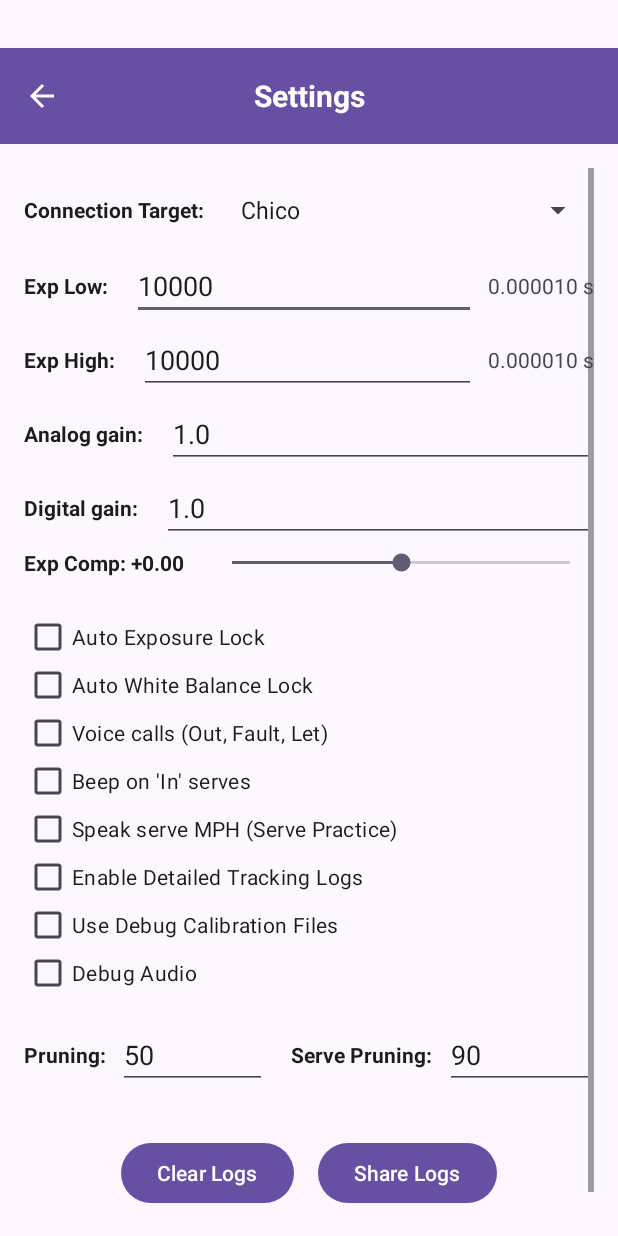
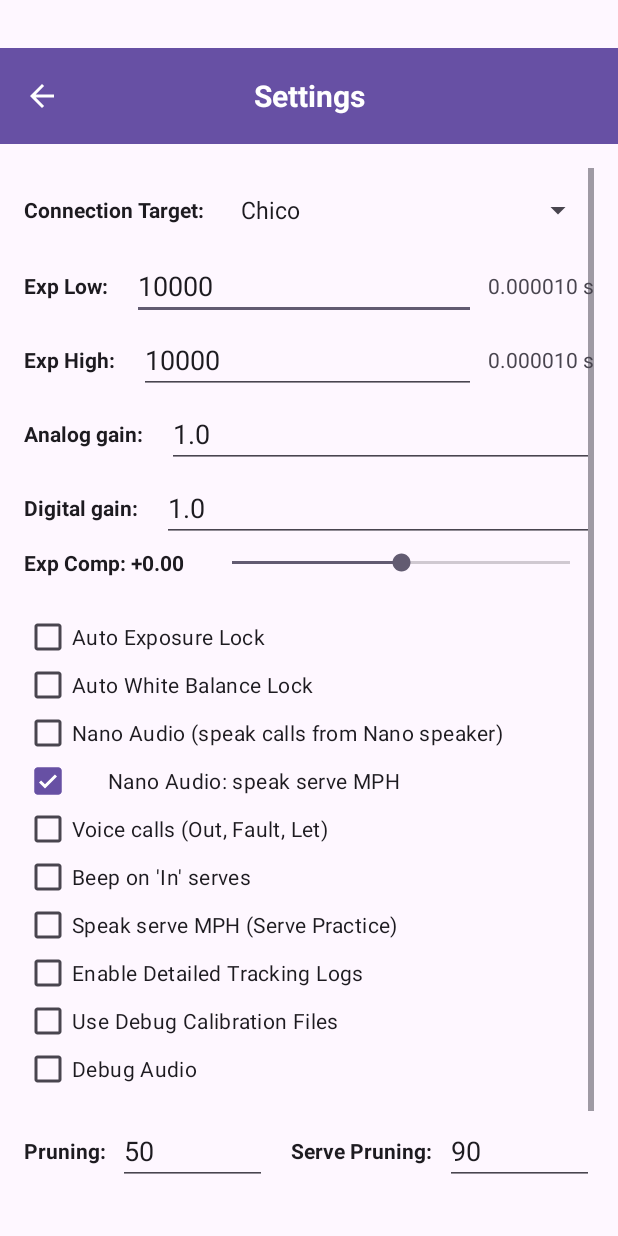
Before and after one commit to murveit/TGConnect, an Android app: the screen it shows after launch (SettingsActivity), after a tap on "Settings", on a phone screen of 412 x 824 dp. Run offline under Robolectric (Android 15) with nearby library versions, the light colour scheme and no system bars.

Commit message:
Nano audio option

```diff
--- a/app/src/main/java/com/murveit/tgcontrol/CommunicationService.java
+++ b/app/src/main/java/com/murveit/tgcontrol/CommunicationService.java
@@ -117,6 +117,8 @@ public class CommunicationService extends Service {
     // Set to currentTimeMillis() when tryPlayEarlyAudio fires so processTrackEventJson() can
     // detect that early audio already handled the event and skip its fallback speech call.
     static volatile long lastEarlyAudioFiredMs = 0;
+    // True when the Nano is handling audio output directly; app audio is suppressed.
+    static volatile boolean nanoAudioActive = false;
 
     public static void setEarlyAudioEngine(FastSpeechEngine engine) {
         earlyAudioEngine = engine;
@@ -589,6 +591,7 @@ public class CommunicationService extends Service {
     }
 
     private void tryPlayEarlyAudio(String jsonStr) {
+        if (nanoAudioActive) return;  // Nano is speaking; suppress app audio.
         FastSpeechEngine engine = earlyAudioEngine;
         if (engine == null) return;
         if (!"SERVE_PRACTICE".equals(activeTennisMode)) return;
--- a/app/src/main/java/com/murveit/tgcontrol/MainActivity.java
+++ b/app/src/main/java/com/murveit/tgcontrol/MainActivity.java
@@ -110,7 +110,7 @@ public class MainActivity extends AppCompatActivity {
 
     private static final String Emulator_HOST = "10.0.2.2";
     private static final String TG_AP_HOST = "10.42.0.1";
-    private static final String TG_CHICO_HOST = "192.168.86.43";
+    private static final String TG_CHICO_HOST = "192.168.86.40";
     private static final String LOCAL_HOST = "localhost";
 
     private static final int REQUEST_CODE_POST_NOTIFICATIONS = 101;
@@ -168,6 +168,21 @@ public class MainActivity extends AppCompatActivity {
     private TextView tvNetworkStatus;
     private ConnectivityManager connectivityManager;
     private ConnectivityManager.NetworkCallback mainActivityNetworkCallback;
+
+    // Sends SET_NANO_AUDIO to the Nano immediately when the preference changes while tracking.
+    private final SharedPreferences.OnSharedPreferenceChangeListener nanoAudioPrefListener =
+            (prefs, key) -> {
+                if (SettingsActivity.KEY_NANO_AUDIO.equals(key) ||
+                        SettingsActivity.KEY_NANO_AUDIO_SPEAK_MPH.equals(key)) {
+                    if (CommunicationService.isTracking) {
+                        boolean enabled = prefs.getBoolean(SettingsActivity.KEY_NANO_AUDIO, false);
+                        boolean speakMph = prefs.getBoolean(SettingsActivity.KEY_NANO_AUDIO_SPEAK_MPH, true);
+                        sendCommand("SET_NANO_AUDIO:" + (enabled ? "1" : "0")
+                                + ",SPEAK_MPH=" + (speakMph ? "1" : "0") + "\n");
+                        CommunicationService.nanoAudioActive = enabled;
+                    }
+                }
+            };
 
     // Hardware Audio Engines
     private TextToSpeech textToSpeech;
@@ -534,6 +549,16 @@ public class MainActivity extends AppCompatActivity {
                 return;
             }
 
+            if ("AUDIO_STATUS".equals(status)) {
+                // Nano reports whether its USB audio is ready: ok, no_usb_device, missing_files:..., etc.
+                final String audioStatus = message;
+                mainHandler.post(() -> {
+                    String display = "Nano audio: " + (audioStatus != null ? audioStatus : "unknown");
+                    appendToTrackingLog(display);
+                });
+                return;
+            }
+
             if ("CALIBRATION_SAVED".equals(message)) {
                 sendCommand(buildGetCalibrationStatusCommand());
             }
@@ -732,10 +757,11 @@ public class MainActivity extends AppCompatActivity {
 
                 // Speech is fired early from tryPlayEarlyAudio() on the network background thread.
                 // Fall back to here for the debug button and any path that bypasses the network,
-                // since those never trigger tryPlayEarlyAudio(). Skip if early audio already fired.
+                // since those never trigger tryPlayEarlyAudio(). Skip if early audio already fired,
+                // or if the Nano is handling audio output directly.
                 boolean earlyAudioHandled =
                         (System.currentTimeMillis() - CommunicationService.lastEarlyAudioFiredMs) < 500;
-                if (!earlyAudioHandled && fastSpeechEngine != null) {
+                if (!earlyAudioHandled && !CommunicationService.nanoAudioActive && fastSpeechEngine != null) {
                     if ("In".equalsIgnoreCase(callStr) && speakMph) {
                         int mphInt = (int) Math.round(mph);
                         long now = System.currentTimeMillis();
@@ -754,7 +780,7 @@ public class MainActivity extends AppCompatActivity {
                     }
                 }
                 // Beep for "In" (mutually exclusive with speech, stays on main thread)
-                if (!speakMph && playBeep && toneGenerator != null && "In".equalsIgnoreCase(callStr)) {
+                if (!CommunicationService.nanoAudioActive && !speakMph && playBeep && toneGenerator != null && "In".equalsIgnoreCase(callStr)) {
                     toneGenerator.startTone(ToneGenerator.TONE_PROP_PROMPT, HAPPY_BEEP_DURATION_MS);
                 }
             }
@@ -830,6 +856,7 @@ public class MainActivity extends AppCompatActivity {
                 if ("TRACKING".equals(pair[0])) serverTracking = "1".equals(pair[1]);
                 if ("RECORDING".equals(pair[0])) serverRecording = "1".equals(pair[1]);
                 if ("MODE".equals(pair[0])) serverMode = pair[1];
+                if ("NANO_AUDIO".equals(pair[0])) CommunicationService.nanoAudioActive = "on".equals(pair[1]);
             }
         }
         // Overwrite Android local state immediately (we're already on the main thread
@@ -914,11 +941,14 @@ public class MainActivity extends AppCompatActivity {
             if (serveScatterView != null) serveScatterView.setServes(serveImpacts);
             if (tvLastServe != null) tvLastServe.setText("");
 
+            SharedPreferences prefs = PreferenceManager.getDefaultSharedPreferences(this);
+            CommunicationService.nanoAudioActive = prefs.getBoolean(SettingsActivity.KEY_NANO_AUDIO, false);
             sendCommand(buildStartTrackingCommand(CommunicationService.activeTennisMode));
             updateRecordingIndicator();
         } else {
             FileLogger.log(this, "Stop tracking pressed");
             CommunicationService.isTracking = false;
+            CommunicationService.nanoAudioActive = false;
             sendCommand(CMD_STOP_TRACKING);
             updateTrackingButtons(false);
             tvTrackingLog.append("\n--- Stopped ---");
@@ -1078,6 +1108,8 @@ public class MainActivity extends AppCompatActivity {
           .append(",det_thresh=").append(prefs.getInt(SettingsActivity.KEY_DET_THRESH, 50))
           .append(",debug_calib=").append(prefs.getBoolean(SettingsActivity.KEY_DEBUG_CALIBRATION, false) ? 1 : 0)
           .append(",serve_thresh=").append(prefs.getInt(SettingsActivity.KEY_SERVE_THRESH, DEFAULT_SERVE_THRESH))
+          .append(",nano_audio=").append(prefs.getBoolean(SettingsActivity.KEY_NANO_AUDIO, false) ? 1 : 0)
+          .append(",nano_audio_speak_mph=").append(prefs.getBoolean(SettingsActivity.KEY_NANO_AUDIO_SPEAK_MPH, true) ? 1 : 0)
           .append("\n");
         return sb.toString();
     }
@@ -1144,6 +1176,9 @@ public class MainActivity extends AppCompatActivity {
         super.onResume();
         // Re-check network immediately (server IP may have changed in Settings).
         updateConnectButtonState();
+        // Live-toggle nano audio: send SET_NANO_AUDIO immediately if tracking is active.
+        PreferenceManager.getDefaultSharedPreferences(this)
+                .registerOnSharedPreferenceChangeListener(nanoAudioPrefListener);
         // Register a lightweight callback to react to network switches in real time.
         mainActivityNetworkCallback = new ConnectivityManager.NetworkCallback() {
             @Override
@@ -1166,6 +1201,8 @@ public class MainActivity extends AppCompatActivity {
     @Override
     protected void onPause() {
         super.onPause();
+        PreferenceManager.getDefaultSharedPreferences(this)
+                .unregisterOnSharedPreferenceChangeListener(nanoAudioPrefListener);
         if (mainActivityNetworkCallback != null) {
             try { connectivityManager.unregisterNetworkCallback(mainActivityNetworkCallback); } catch (Exception ignored) { }
             mainActivityNetworkCallback = null;
--- a/app/src/main/java/com/murveit/tgcontrol/SettingsActivity.java
+++ b/app/src/main/java/com/murveit/tgcontrol/SettingsActivity.java
@@ -61,6 +61,9 @@ public class SettingsActivity extends AppCompatActivity {
     public static final String KEY_VOICE_CALLS = "voice_calls";
     public static final String KEY_BEEP_IN = "beep_in";
     public static final String KEY_SPEAK_MPH = "speak_mph";
+    // When enabled, the Nano speaks calls directly via USB audio; app audio is suppressed.
+    public static final String KEY_NANO_AUDIO = "nano_audio";
+    public static final String KEY_NANO_AUDIO_SPEAK_MPH = "nano_audio_speak_mph";
     // Represents the user preference to enable verbose algorithmic tracking logs on the server
     public static final String KEY_ENABLE_LOGGING = "enable_logging";
     // Bypass the 12-hour TTL for offline or home testing
@@ -76,6 +79,8 @@ public class SettingsActivity extends AppCompatActivity {
     private Spinner spnConnectionTarget;
     private CheckBox cbAeLock;
     private CheckBox cbAwbLock;
+    private CheckBox cbNanoAudio;
+    private CheckBox cbNanoAudioSpeakMph;
     private CheckBox cbVoiceCalls;
     private CheckBox cbBeepIn;
     private CheckBox cbSpeakMph;
@@ -106,6 +111,8 @@ public class SettingsActivity extends AppCompatActivity {
         spnConnectionTarget = findViewById(R.id.spnConnectionTarget);
         cbAeLock = findViewById(R.id.cbAeLock);
         cbAwbLock = findViewById(R.id.cbAwbLock);
+        cbNanoAudio = findViewById(R.id.cbNanoAudio);
+        cbNanoAudioSpeakMph = findViewById(R.id.cbNanoAudioSpeakMph);
         cbVoiceCalls = findViewById(R.id.cbVoiceCalls);
         cbBeepIn = findViewById(R.id.cbBeepIn);
         cbSpeakMph = findViewById(R.id.cbSpeakMph);
@@ -203,6 +210,8 @@ public class SettingsActivity extends AppCompatActivity {
 
         if (cbAeLock != null) cbAeLock.setChecked(prefs.getBoolean(KEY_AE_LOCK, false));
         if (cbAwbLock != null) cbAwbLock.setChecked(prefs.getBoolean(KEY_AWB_LOCK, false));
+        if (cbNanoAudio != null) cbNanoAudio.setChecked(prefs.getBoolean(KEY_NANO_AUDIO, false));
+        if (cbNanoAudioSpeakMph != null) cbNanoAudioSpeakMph.setChecked(prefs.getBoolean(KEY_NANO_AUDIO_SPEAK_MPH, true));
         if (cbVoiceCalls != null) cbVoiceCalls.setChecked(prefs.getBoolean(KEY_VOICE_CALLS, false));
         if (cbBeepIn != null) cbBeepIn.setChecked(prefs.getBoolean(KEY_BEEP_IN, false));
         if (cbSpeakMph != null) cbSpeakMph.setChecked(prefs.getBoolean(KEY_SPEAK_MPH, false));
@@ -234,6 +243,8 @@ public class SettingsActivity extends AppCompatActivity {
         }
         if (cbAeLock != null) editor.putBoolean(KEY_AE_LOCK, cbAeLock.isChecked());
         if (cbAwbLock != null) editor.putBoolean(KEY_AWB_LOCK, cbAwbLock.isChecked());
+        if (cbNanoAudio != null) editor.putBoolean(KEY_NANO_AUDIO, cbNanoAudio.isChecked());
+        if (cbNanoAudioSpeakMph != null) editor.putBoolean(KEY_NANO_AUDIO_SPEAK_MPH, cbNanoAudioSpeakMph.isChecked());
         if (cbVoiceCalls != null) editor.putBoolean(KEY_VOICE_CALLS, cbVoiceCalls.isChecked());
         if (cbBeepIn != null) editor.putBoolean(KEY_BEEP_IN, cbBeepIn.isChecked());
         if (cbSpeakMph != null) editor.putBoolean(KEY_SPEAK_MPH, cbSpeakMph.isChecked());
--- a/app/src/main/res/layout/activity_settings.xml
+++ b/app/src/main/res/layout/activity_settings.xml
@@ -243,6 +243,21 @@
                 android:text="Auto White Balance Lock" />
 
             <CheckBox
+                android:id="@+id/cbNanoAudio"
+                android:layout_width="match_parent"
+                android:layout_height="wrap_content"
+                android:minHeight="32dp"
+                android:text="Nano Audio (speak calls from Nano speaker)" />
+
+            <CheckBox
+                android:id="@+id/cbNanoAudioSpeakMph"
+                android:layout_width="match_parent"
+                android:layout_height="wrap_content"
+                android:minHeight="32dp"
+                android:paddingStart="24dp"
+                android:text="Nano Audio: speak serve MPH" />
+
+            <CheckBox
                 android:id="@+id/cbVoiceCalls"
                 android:layout_width="match_parent"
                 android:layout_height="wrap_content"
```
